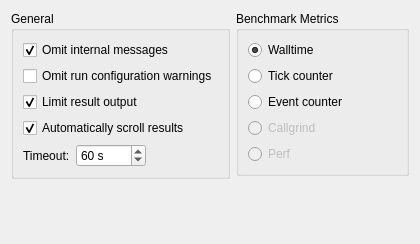
First picture: the form in src/plugins/autotest/testsettingspage.ui, repository qt-creator/qt-creator, before the edit.
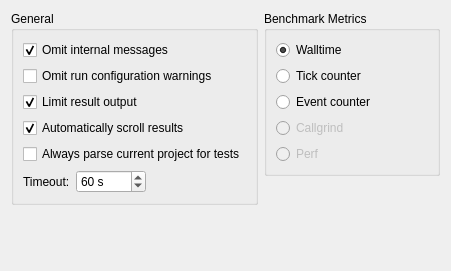
Second picture: the form after the edit.

Commit message:
AutoTest: Provide setting to outvote automatically disabling parser
Test parser is normally disabled as long neither test tree nor results
pane is opened. The new setting allows the user to enable the parser
without the need to have one of these widgets opened.

Task-number: QTCREATORBUG-15669

What changed in the file:
```diff
--- a/src/plugins/autotest/testsettingspage.ui
+++ b/src/plugins/autotest/testsettingspage.ui
@@ -6,8 +6,8 @@
    <rect>
     <x>0</x>
     <y>0</y>
-    <width>420</width>
-    <height>244</height>
+    <width>451</width>
+    <height>271</height>
    </rect>
   </property>
   <property name="windowTitle">
@@ -73,6 +73,16 @@
             </property>
            </widget>
           </item>
+          <item>
+           <widget class="QCheckBox" name="alwaysParseCB">
+            <property name="toolTip">
+             <string>Parse for tests even when no Tests related widget is displayed.</string>
+            </property>
+            <property name="text">
+             <string>Always parse current project for tests</string>
+            </property>
+           </widget>
+          </item>
           <item>
            <layout class="QHBoxLayout" name="horizontalLayout_2" stretch="0,0,0">
             <property name="spacing">
```
The commit also changes 6 other files.
